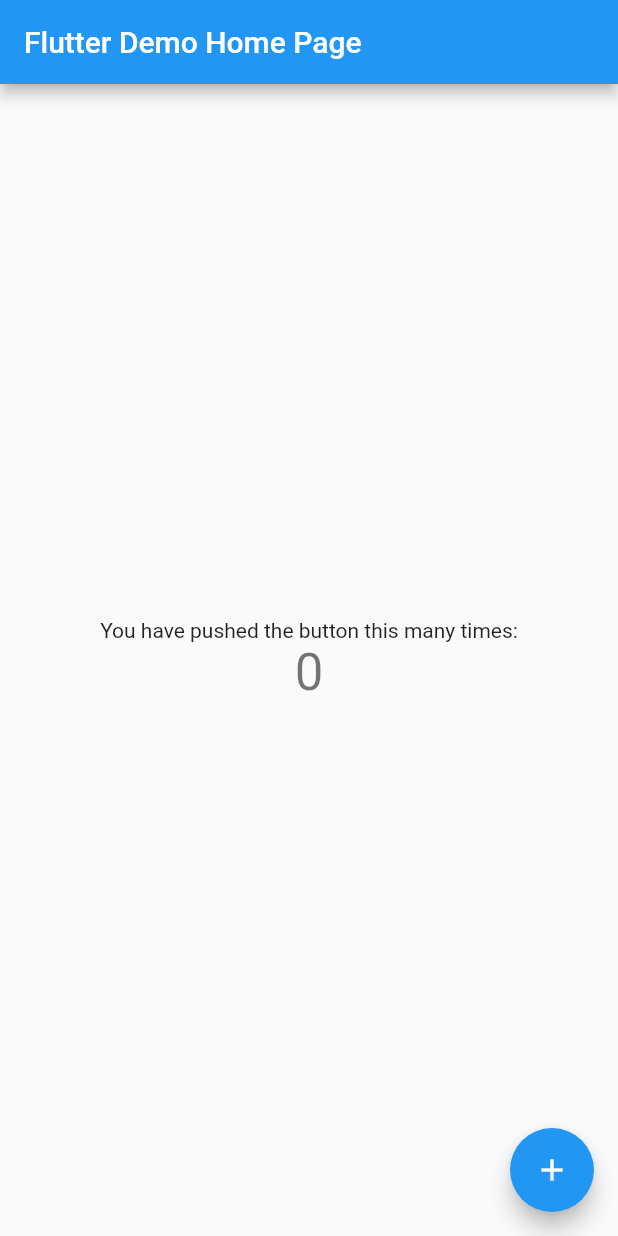
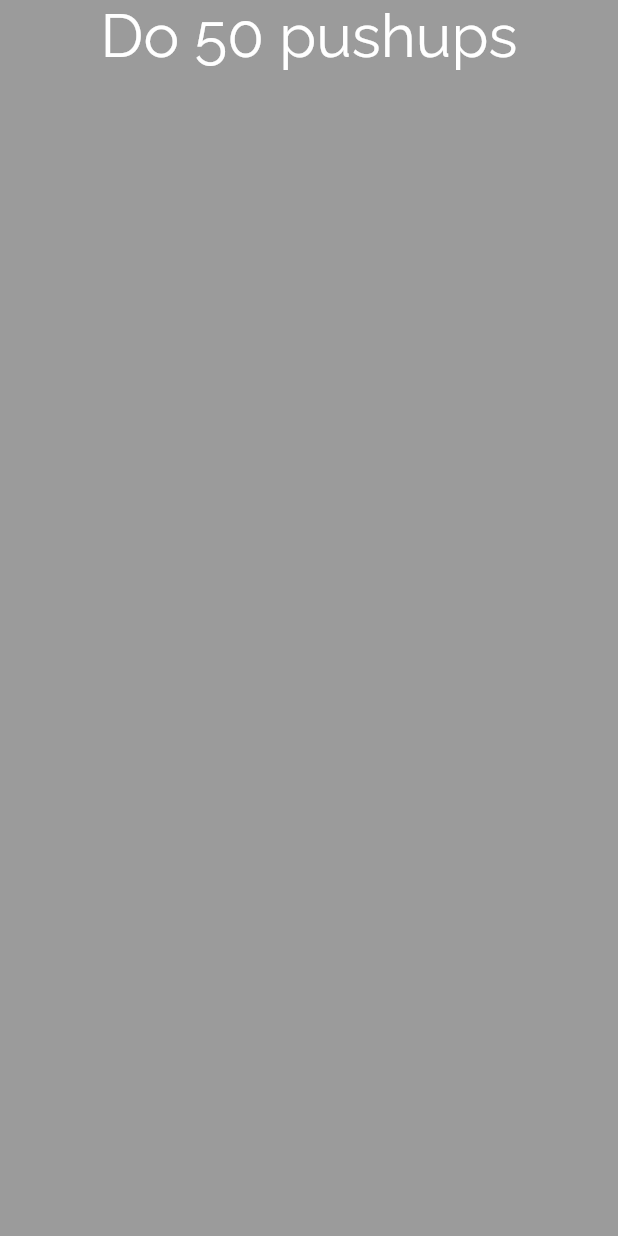
Before and after one commit to aryaman31/cautious-eureka, a Flutter app: the screen it shows after launch, on a phone screen of 412 x 824 dp. Run offline on Flutter 3.47's test engine with Material 2 defaults, Android fonts, the phone set to English and light mode, and no system bars.

Commit message:
Added font file and timer.dart.

```diff
--- a/lib/main.dart
+++ b/lib/main.dart
@@ -1,4 +1,5 @@
 import 'package:flutter/material.dart';
+import 'root_page.dart';
 
 void main() => runApp(MyApp());
 
@@ -9,103 +10,9 @@ class MyApp extends StatelessWidget {
     return MaterialApp(
       title: 'Challenges!',
       theme: ThemeData(
-        // This is the theme of your application.
-        //
-        // Try running your application with "flutter run". You'll see the
-        // application has a blue toolbar. Then, without quitting the app, try
-        // changing the primarySwatch below to Colors.green and then invoke
-        // "hot reload" (press "r" in the console where you ran "flutter run",
-        // or simply save your changes to "hot reload" in a Flutter IDE).
-        // Notice that the counter didn't reset back to zero; the application
-        // is not restarted.
         primarySwatch: Colors.blue,
       ),
-      home: MyHomePage(title: 'Flutter Demo Home Page'),
+      home: RootPage(),
     );
   }
 }
-
-class MyHomePage extends StatefulWidget {
-  MyHomePage({Key key, this.title}) : super(key: key);
-
-  // This widget is the home page of your application. It is stateful, meaning
-  // that it has a State object (defined below) that contains fields that affect
-  // how it looks.
-
-  // This class is the configuration for the state. It holds the values (in this
-  // case the title) provided by the parent (in this case the App widget) and
-  // used by the build method of the State. Fields in a Widget subclass are
-  // always marked "final".
-
-  final String title;
-
-  @override
-  _MyHomePageState createState() => _MyHomePageState();
-}
-
-class _MyHomePageState extends State<MyHomePage> {
-  int _counter = 0;
-
-  void _incrementCounter() {
-    setState(() {
-      // This call to setState tells the Flutter framework that something has
-      // changed in this State, which causes it to rerun the build method below
-      // so that the display can reflect the updated values. If we changed
-      // _counter without calling setState(), then the build method would not be
-      // called again, and so nothing would appear to happen.
-      _counter++;
-    });
-  }
-
-  @override
-  Widget build(BuildContext context) {
-    // This method is rerun every time setState is called, for instance as done
-    // by the _incrementCounter method above.
-    //
-    // The Flutter framework has been optimized to make rerunning build methods
-    // fast, so that you can just rebuild anything that needs updating rather
-    // than having to individually change instances of widgets.
-    return Scaffold(
-      appBar: AppBar(
-        // Here we take the value from the MyHomePage object that was created by
-        // the App.build method, and use it to set our appbar title.
-        title: Text(widget.title),
-      ),
-      body: Center(
-        // Center is a layout widget. It takes a single child and positions it
-        // in the middle of the parent.
-        child: Column(
-          // Column is also a layout widget. It takes a list of children and
-          // arranges them vertically. By default, it sizes itself to fit its
-          // children horizontally, and tries to be as tall as its parent.
-          //
-          // Invoke "debug painting" (press "p" in the console, choose the
-          // "Toggle Debug Paint" action from the Flutter Inspector in Android
-          // Studio, or the "Toggle Debug Paint" command in Visual Studio Code)
-          // to see the wireframe for each widget.
-          //
-          // Column has various properties to control how it sizes itself and
-          // how it positions its children. Here we use mainAxisAlignment to
-          // center the children vertically; the main axis here is the vertical
-          // axis because Columns are vertical (the cross axis would be
-          // horizontal).
-          mainAxisAlignment: MainAxisAlignment.center,
-          children: <Widget>[
-            Text(
-              'You have pushed the button this many times:',
-            ),
-            Text(
-              '$_counter',
-              style: Theme.of(context).textTheme.display1,
-            ),
-          ],
-        ),
-      ),
-      floatingActionButton: FloatingActionButton(
-        onPressed: _incrementCounter,
-        tooltip: 'Increment',
-        child: Icon(Icons.add),
-      ), // This trailing comma makes auto-formatting nicer for build methods.
-    );
-  }
-}
--- a/lib/root_page.dart
+++ b/lib/root_page.dart
@@ -0,0 +1,27 @@
+import 'package:flutter/material.dart';
+
+class RootPage extends StatelessWidget {
+
+  @override
+  Widget build(BuildContext context) {
+    return Scaffold(
+      body: ListView(
+        children: <Widget>[
+          Container(
+            width: MediaQuery.of(context).size.width,
+            height: MediaQuery.of(context).size.height,
+            color: Colors.black38,
+            child: Center(
+                child: Column(
+                  children: <Widget>[
+                    Text("Do 50 pushups", style: TextStyle(fontSize: 40, fontFamily: "Raleway", color: Colors.white), textAlign: TextAlign.center,),
+
+                  ],
+                )
+            ),
+          ),
+        ],
+      )
+    );
+  }
+}
```
Also changed, not shown: pubspec.yaml (+10 -15 lines), fonts/Raleway-Regular.ttf (added), lib/timer.dart (added).
